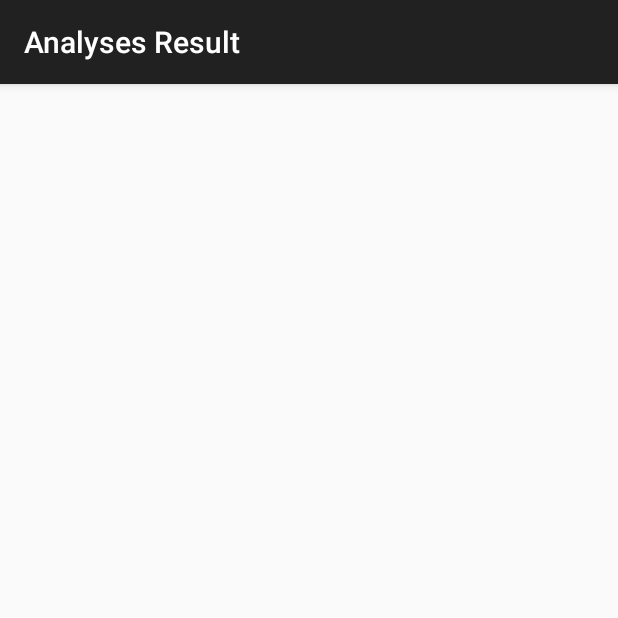
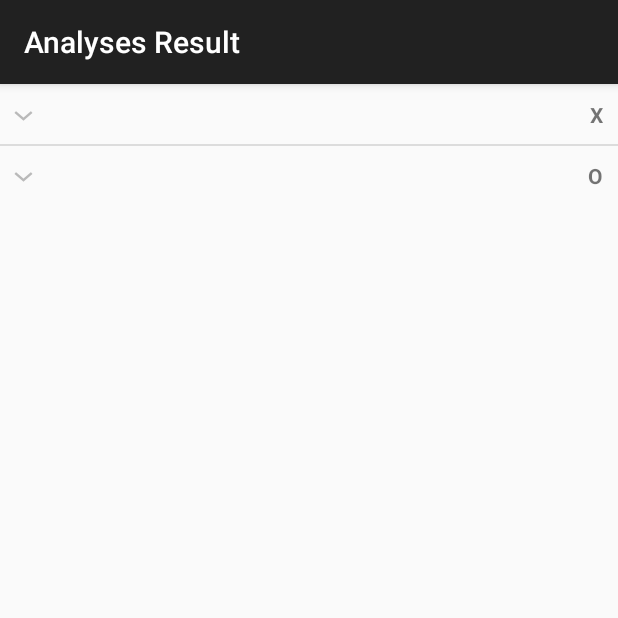
Before and after one commit to nikoles99/AnalyzeFace, an Android app: the AnalyzeResultActivity screen opened directly, with no data from a screen before it, on a phone screen of 412 x 824 dp, the top half of it. Run offline under Robolectric (Android 15) with nearby library versions, the phone set to English and light mode, and no system bars; 1 statement that could not run was skipped.

Commit message:
view faces data

```diff
--- a/app/src/main/java/by/balinasoft/faceanalyzer/AnalyzeResultActivity.java
+++ b/app/src/main/java/by/balinasoft/faceanalyzer/AnalyzeResultActivity.java
@@ -3,8 +3,11 @@ package by.balinasoft.faceanalyzer;
 import android.graphics.Bitmap;
 import android.os.Bundle;
 import android.support.v7.app.AppCompatActivity;
+import android.view.ViewGroup;
 import android.widget.ExpandableListView;
 import android.widget.ImageView;
+import android.widget.LinearLayout;
+import android.widget.RelativeLayout;
 
 import com.google.gson.JsonObject;
 
@@ -21,12 +24,7 @@ public class AnalyzeResultActivity extends AppCompatActivity {
 
     public static final String PHOTO = AppCompatActivity.class + "Photo";
 
-
-    private Bitmap bitmap;
-    private ExpandableListView listView;
-    private ImageView imageView;
-    private FaceAdapter faceAdapter;
-
+    private LinearLayout linearLayout;
 
     @Override
     protected void onCreate(Bundle savedInstanceState) {
@@ -40,11 +38,23 @@ public class AnalyzeResultActivity extends AppCompatActivity {
 
         List<Face> faceList = (List<Face>) getIntent().getSerializableExtra(FACE_LIST);
 
-        listView = (ExpandableListView) findViewById(R.id.listView);
-        faceAdapter = new FaceAdapter(this, faceList);
-        listView.setAdapter(faceAdapter);
-        imageView = (ImageView) findViewById(R.id.photo);
-        bitmap = getIntent().getParcelableExtra(PHOTO);
+        linearLayout = (LinearLayout) findViewById(R.id.linearLayout);
+        createFacesListView(faceList);
+
+        ImageView imageView = (ImageView) findViewById(R.id.photo);
+        Bitmap bitmap = getIntent().getParcelableExtra(PHOTO);
         imageView.setImageBitmap(bitmap);
     }
+
+    private void createFacesListView(List<Face> faceList) {
+        for (Face face : faceList) {
+            LinearLayout.LayoutParams layoutParams = new LinearLayout.LayoutParams(
+                    ViewGroup.LayoutParams.MATCH_PARENT,
+                    ViewGroup.LayoutParams.WRAP_CONTENT);
+            ExpandableListView listView = new ExpandableListView(this);
+            FaceAdapter faceAdapter = new FaceAdapter(this, face);
+            listView.setAdapter(faceAdapter);
+            linearLayout.addView(listView, layoutParams);
+        }
+    }
 }
--- a/app/src/main/java/by/balinasoft/faceanalyzer/adapters/FaceAdapter.java
+++ b/app/src/main/java/by/balinasoft/faceanalyzer/adapters/FaceAdapter.java
@@ -11,24 +11,32 @@ import android.view.ViewGroup;
 import android.widget.BaseExpandableListAdapter;
 import android.widget.TextView;
 
+import com.google.gson.JsonObject;
+
+import by.balinasoft.faceanalyzer.FaceAnalyzerApplication;
 import by.balinasoft.faceanalyzer.R;
+import by.balinasoft.faceanalyzer.constants.Constants;
 import by.balinasoft.faceanalyzer.model.Face;
 import by.balinasoft.faceanalyzer.model.FaceProperties;
 
 public class FaceAdapter extends BaseExpandableListAdapter {
 
-    private static final List<String> QUALITIES = new ArrayList<String>() {{
-        add("Характер");
-        add("Отношение с людьми");
-    }};
+    private List<String> qualities;
 
-    private List<Face> faceMap;
+    private JsonObject language;
+
+    private Face face;
 
     private LayoutInflater layoutInflater;
 
-    public FaceAdapter(Context context, List<Face> faceMap) {
-        this.faceMap = faceMap;
+    public FaceAdapter(Context context, Face face) {
+        this.face = face;
         layoutInflater = (LayoutInflater) context.getSystemService(Context.LAYOUT_INFLATER_SERVICE);
+        language = ((FaceAnalyzerApplication) context.getApplicationContext()).getAppLanguage();
+        qualities = new ArrayList<String>() {{
+            add(Constants.CHARACTER);
+            add(Constants.RALATIONSHIP);
+        }};
     }
 
     protected LayoutInflater getLayoutInflater() {
@@ -37,22 +45,25 @@ public class FaceAdapter extends BaseExpandableListAdapter {
 
     @Override
     public int getGroupCount() {
-        return faceMap.size();
+        return qualities.size();
     }
 
     @Override
     public int getChildrenCount(int i) {
-        return faceMap.size();
+        String quality = qualities.get(i);
+        return face.getQualitiesList(quality).size();
     }
 
     @Override
     public Object getGroup(int i) {
-        return QUALITIES.get(i);
+        return qualities.get(i);
     }
 
     @Override
     public Object getChild(int i, int i1) {
-        return faceMap.get(i).getFaceProperties().get(i1);
+        String quality = qualities.get(i);
+        List<FaceProperties> faceProperties = face.getQualitiesList(quality);
+        return faceProperties.get(i1);
     }
 
     @Override
@@ -84,7 +95,8 @@ public class FaceAdapter extends BaseExpandableListAdapter {
     }
 
     @Override
-    public View getChildView(int groupPosition, int childPosition, boolean b, View convertView, ViewGroup parent) {
+    public View getChildView(int groupPosition, int childPosition, boolean b,
+                             View convertView, ViewGroup parent) {
         View view = convertView;
 
         if (view == null) {
@@ -93,7 +105,8 @@ public class FaceAdapter extends BaseExpandableListAdapter {
         FaceProperties faceProperties = (FaceProperties) getChild(groupPosition, childPosition);
 
         ((TextView) view.findViewById(R.id.childQuality)).setText(faceProperties.getValue());
-        ((TextView) view.findViewById(R.id.accuracy)).setText(faceProperties.getConfidence()*100 + "%");
+        String confidence = faceProperties.getConfidence() * 100 + "%";
+        ((TextView) view.findViewById(R.id.accuracy)).setText(confidence);
         return view;
     }
 
--- a/app/src/main/java/by/balinasoft/faceanalyzer/constants/Constants.java
+++ b/app/src/main/java/by/balinasoft/faceanalyzer/constants/Constants.java
@@ -47,7 +47,7 @@ public class Constants {
     public static final String ENGLISH_MAPPING_TABLE = "mapping-table-en.json";
     public static final String RUSSIAN_MAPPING_TABLE = "mapping-table-ru.json";
 
-    public static final String CHARACTER = "X";
+    public static final String CHARACTER_SYMBOL = "X";
     public static final String RALATIONSHIP = "O";
 
     public static final String EN = "EN";
@@ -72,6 +72,8 @@ public class Constants {
     public static final String RETRY = "Retry";
     public static final String CANCEL = "Cancel";
     public static final String UPLOAD_FAILED = "UploadFailed";
+
+    public static final String CHARACTER = "X";
     public static final String SOCIAL_RELATIONS = "SocialRelations";
     public static final String RESULT = "Result";
     public static final String RESPONSE = "string_response";
--- a/app/src/main/res/layout/activity_analyze_result.xml
+++ b/app/src/main/res/layout/activity_analyze_result.xml
@@ -1,5 +1,6 @@
 <?xml version="1.0" encoding="utf-8"?>
-<RelativeLayout
+<LinearLayout
+    android:id="@+id/linearLayout"
     xmlns:android="http://schemas.android.com/apk/res/android"
     xmlns:tools="http://schemas.android.com/tools"
     android:layout_width="match_parent"
@@ -14,9 +15,4 @@
         android:layout_width="wrap_content"
         android:layout_height="wrap_content"/>
 
-    <ExpandableListView
-        android:layout_below="@+id/photo"
-        android:id="@+id/listView"
-        android:layout_width="match_parent"
-        android:layout_height="match_parent"/>
-</RelativeLayout>
+</LinearLayout>
```
Also changed, not shown: app/src/main/java/by/balinasoft/faceanalyzer/model/Face.java (+25 -0 lines), app/src/main/res/layout/item_group_quality_adapter.xml (+1 -9 lines).
